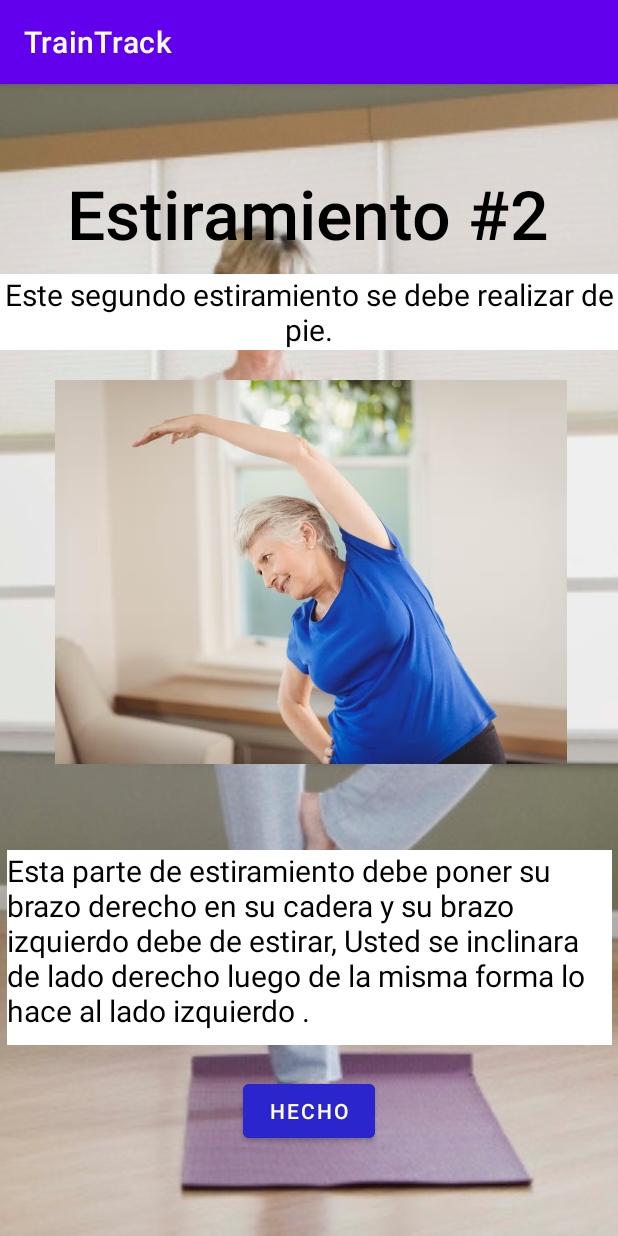
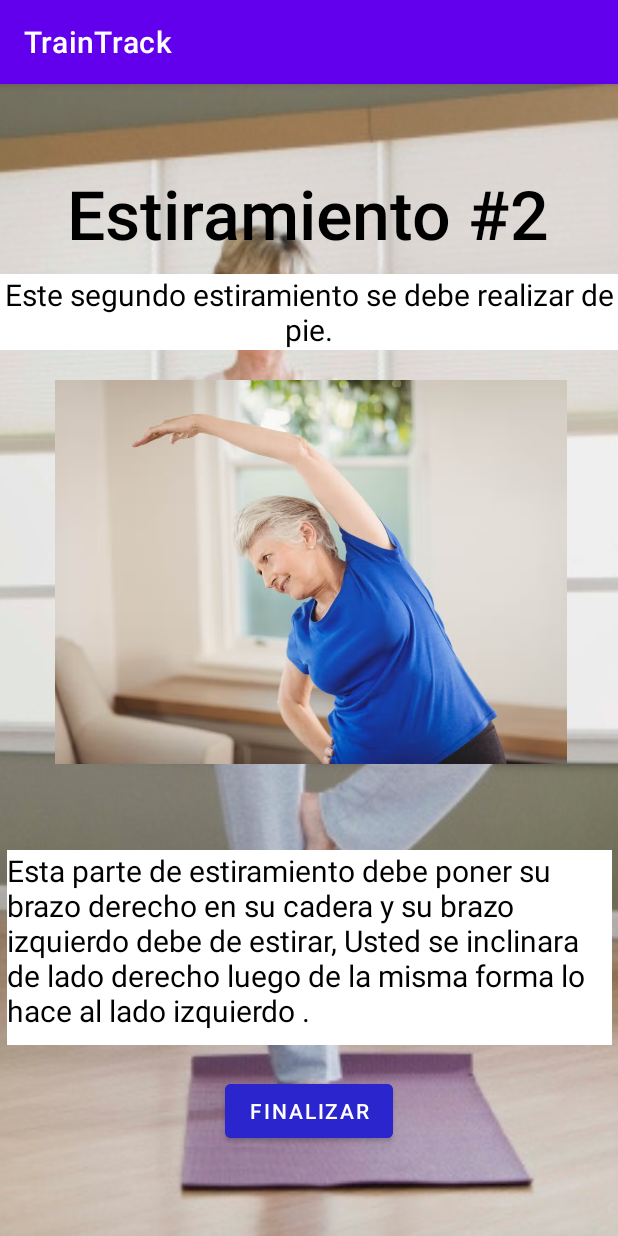
Before and after one commit to LeonVane98/FinalProject_NoobDevs, an Android app: the EstCadera2 screen opened through its navigation route, on a phone screen of 412 x 824 dp. Run offline under Robolectric (Android 15) with nearby library versions, the phone set to English and light mode, and no system bars.

Commit message:
Proyecto finalizado

```diff
--- a/app/src/main/java/com/example/traintrack/EstCadera2.kt
+++ b/app/src/main/java/com/example/traintrack/EstCadera2.kt
@@ -5,28 +5,16 @@ import androidx.fragment.app.Fragment
 import android.view.LayoutInflater
 import android.view.View
 import android.view.ViewGroup
+import androidx.navigation.Navigation
+import com.example.traintrack.databinding.FragmentEstCadera2Binding
 
-// TODO: Rename parameter arguments, choose names that match
-// the fragment initialization parameters, e.g. ARG_ITEM_NUMBER
-private const val ARG_PARAM1 = "param1"
-private const val ARG_PARAM2 = "param2"
+class EstCadera2 : Fragment() {
 
-/**
- * A simple [Fragment] subclass.
- * Use the [EstCadera2.newInstance] factory method to
- * create an instance of this fragment.
- */
-class EstCadera2 : Fragment() {
-    // TODO: Rename and change types of parameters
-    private var param1: String? = null
-    private var param2: String? = null
+    private lateinit var fbinding: FragmentEstCadera2Binding
 
     override fun onCreate(savedInstanceState: Bundle?) {
         super.onCreate(savedInstanceState)
-        arguments?.let {
-            param1 = it.getString(ARG_PARAM1)
-            param2 = it.getString(ARG_PARAM2)
-        }
+
     }
 
     override fun onCreateView(
@@ -34,26 +22,15 @@ class EstCadera2 : Fragment() {
         savedInstanceState: Bundle?
     ): View? {
         // Inflate the layout for this fragment
-        return inflater.inflate(R.layout.fragment_est_cadera2, container, false)
+        fbinding = FragmentEstCadera2Binding.inflate(layoutInflater)
+        navCad2()
+        return fbinding.root
     }
 
-    companion object {
-        /**
-         * Use this factory method to create a new instance of
-         * this fragment using the provided parameters.
-         *
-         * @param param1 Parameter 1.
-         * @param param2 Parameter 2.
-         * @return A new instance of fragment EstCadera2.
-         */
-        // TODO: Rename and change types and number of parameters
-        @JvmStatic
-        fun newInstance(param1: String, param2: String) =
-            EstCadera2().apply {
-                arguments = Bundle().apply {
-                    putString(ARG_PARAM1, param1)
-                    putString(ARG_PARAM2, param2)
-                }
-            }
+    private fun navCad2(){
+        fbinding.btnEstiramiento2.setOnClickListener{
+            Navigation.findNavController(fbinding.root).navigate(R.id.action_estCadera2_to_ejercicios)
+        }
     }
+
 }
--- a/app/src/main/res/layout/fragment_est_cadera1.xml
+++ b/app/src/main/res/layout/fragment_est_cadera1.xml
@@ -45,7 +45,7 @@
         app:layout_constraintEnd_toEndOf="parent"
         app:layout_constraintStart_toStartOf="parent"
         app:layout_constraintTop_toBottomOf="@id/txt_Introduccion"
-        app:srcCompat="@drawable/estiramientos_cadera_adultojpg"
+        app:srcCompat="@drawable/estiramientos_cadera_adulto"
         android:layout_marginTop="20dp"/>
 
     <TextView
--- a/app/src/main/res/layout/fragment_est_cadera2.xml
+++ b/app/src/main/res/layout/fragment_est_cadera2.xml
@@ -66,10 +66,10 @@
         app:layout_constraintTop_toBottomOf="@+id/img_Estiramiento2" />
 
     <Button
-        android:id="@+id/btn_estiramiento1"
+        android:id="@+id/btn_estiramiento2"
         android:layout_width="wrap_content"
         android:layout_height="wrap_content"
-        android:text="Hecho"
+        android:text="Finalizar"
         app:layout_constraintTop_toBottomOf="@id/txt_IndicacionEstiramiento2"
         app:layout_constraintLeft_toLeftOf="parent"
         android:backgroundTint="#2A25CC"
--- a/app/src/main/res/navigation/nav_graph.xml
+++ b/app/src/main/res/navigation/nav_graph.xml
@@ -50,7 +50,11 @@
         android:id="@+id/estCadera2"
         android:name="com.example.traintrack.EstCadera2"
         android:label="fragment_est_cadera2"
-        tools:layout="@layout/fragment_est_cadera2" />
+        tools:layout="@layout/fragment_est_cadera2" >
+        <action
+            android:id="@+id/action_estCadera2_to_ejercicios"
+            app:destination="@id/ejercicios" />
+    </fragment>
     <fragment
         android:id="@+id/estBicep1"
         android:name="com.example.traintrack.EstBicep1"
```
Also changed, not shown: app/src/main/java/com/example/traintrack/EstCadera1.kt (+12 -36 lines), 2 other files.
